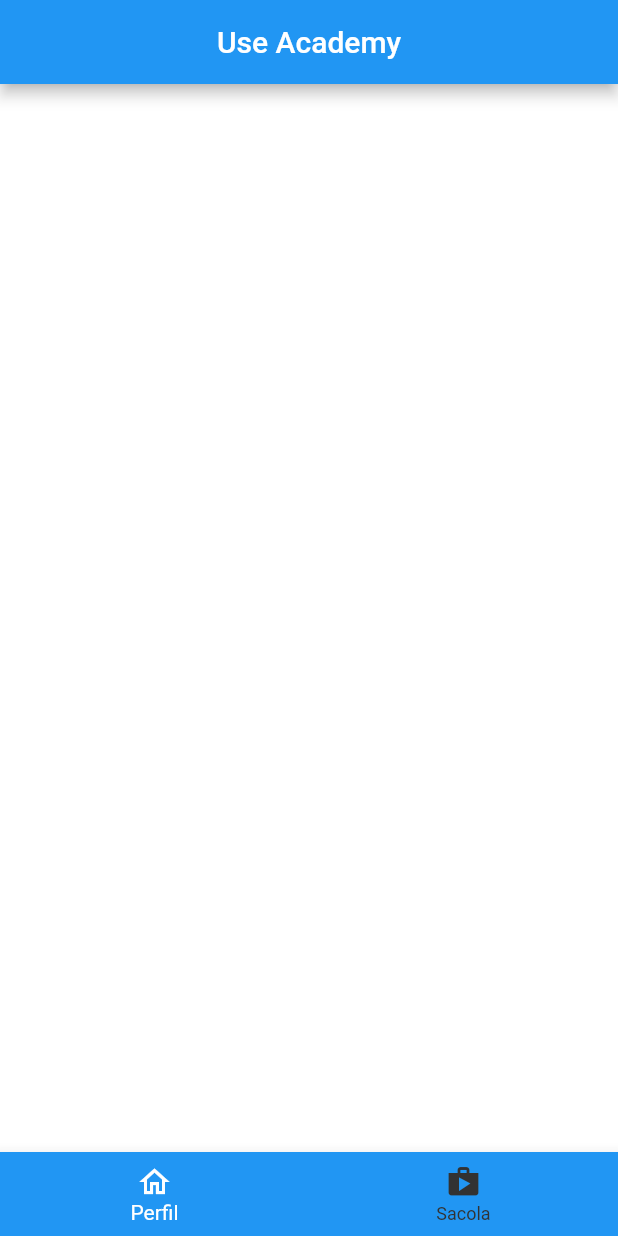
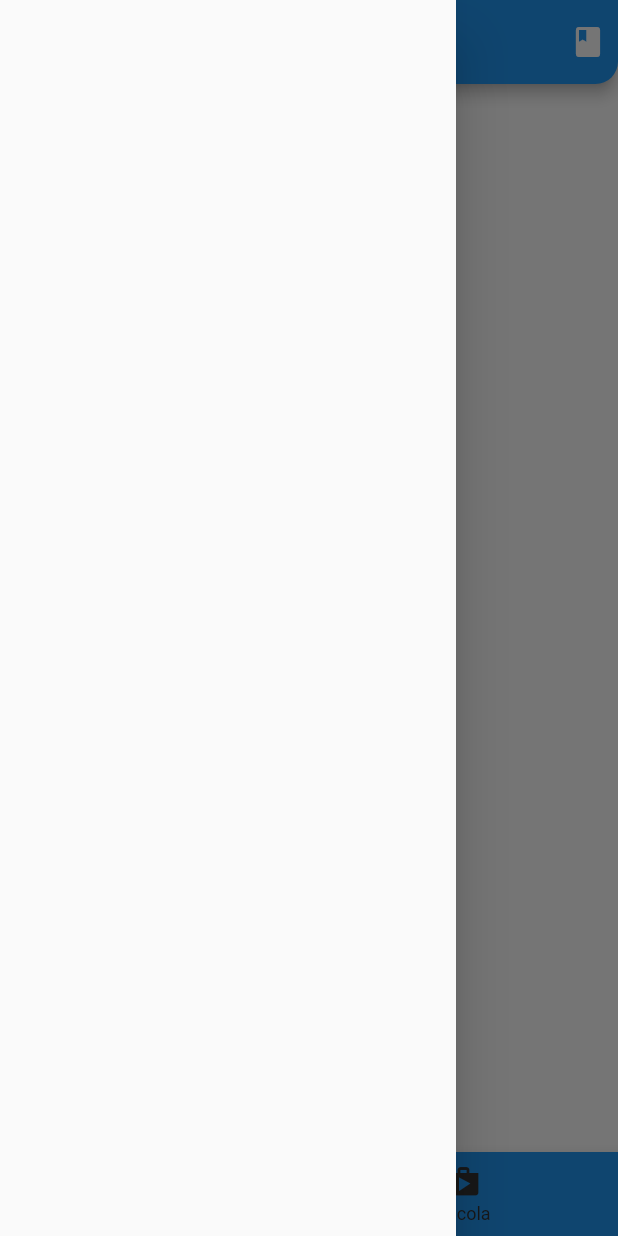
Before and after one commit to EduardoGPS-18/UseAcademy, a Flutter app: the screen it shows after launch, with the side drawer open (before the commit the screen has no drawer), on a phone screen of 412 x 824 dp. Run offline on Flutter 3.47's test engine with Material 2 defaults, Android fonts, the phone set to English and light mode, and no system bars.

```diff
--- a/Flutter/use_academy_app/lib/main.dart
+++ b/Flutter/use_academy_app/lib/main.dart
@@ -16,12 +16,26 @@ class MyApp extends StatelessWidget {
       ),
       debugShowCheckedModeBanner: false,
       home: Scaffold(
+        drawer: const Drawer(),
         appBar: AppBar(
           title: const Text("Use Academy"),
           centerTitle: true,
+          actions: const [
+            Padding(
+              padding: EdgeInsets.only(right: 8.0),
+              child: Icon(Icons.book),
+            ),
+          ],
+          leading: const Icon(Icons.ac_unit),
+          shape: const RoundedRectangleBorder(
+            borderRadius: BorderRadius.vertical(
+              bottom: Radius.circular(15),
+            ),
+          ),
         ),
         backgroundColor: const Color.fromRGBO(255, 255, 255, 1),
         bottomNavigationBar: BottomNavigationBar(
+
           currentIndex: 0,
           backgroundColor: Theme.of(context).primaryColor,
           selectedItemColor: const Color.fromRGBO(255, 255, 255, 1),
```
